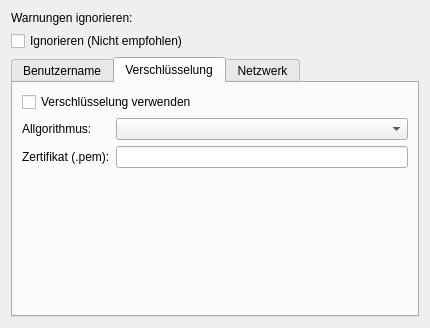
The window that ui/networksettingsdlg.ui (KDE/simon) describes before a commit, drawn with Qt 5.
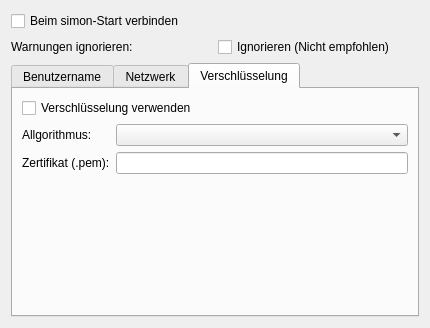
The same window after the commit. The open tabs and pages were chosen to show the change. Icons and pictures are not drawn. Custom widgets are drawn as their Qt base class.

The edit to the form file:
```diff
--- a/ui/networksettingsdlg.ui
+++ b/ui/networksettingsdlg.ui
@@ -15,22 +15,32 @@
   <property name="windowIcon" >
    <iconset/>
   </property>
-  <layout class="QVBoxLayout" >
-   <item>
+  <layout class="QGridLayout" >
+   <item row="0" column="0" colspan="2" >
+    <widget class="QCheckBox" name="cbAutoConnect" >
+     <property name="text" >
+      <string>Beim simon-Start verbinden</string>
+     </property>
+     <property name="tristate" >
+      <bool>false</bool>
+     </property>
+    </widget>
+   </item>
+   <item row="1" column="0" >
     <widget class="QLabel" name="lbIgnoreWarnings" >
      <property name="text" >
       <string>Warnungen ignorieren:</string>
      </property>
     </widget>
    </item>
-   <item>
+   <item row="1" column="1" >
     <widget class="QCheckBox" name="cbIgnoreWarnings" >
      <property name="text" >
       <string>Ignorieren (Nicht empfohlen)</string>
      </property>
     </widget>
    </item>
-   <item>
+   <item row="2" column="0" colspan="2" >
     <widget class="QTabWidget" name="twNetwork" >
      <property name="currentIndex" >
       <number>2</number>
@@ -85,59 +95,6 @@
        </item>
       </layout>
      </widget>
-     <widget class="QWidget" name="tbEncryption" >
-      <attribute name="title" >
-       <string>Verschlüsselung</string>
-      </attribute>
-      <layout class="QGridLayout" >
-       <item row="0" column="0" colspan="2" >
-        <widget class="QCheckBox" name="cbUseEncryption" >
-         <property name="text" >
-          <string>Verschlüsselung verwenden</string>
-         </property>
-        </widget>
-       </item>
-       <item row="1" column="0" >
-        <widget class="QLabel" name="lbCipher" >
-         <property name="text" >
-          <string>Allgorithmus:</string>
-         </property>
-         <property name="buddy" >
-          <cstring>cbCipher</cstring>
-         </property>
-        </widget>
-       </item>
-       <item row="1" column="1" >
-        <widget class="QComboBox" name="cbCipher" />
-       </item>
-       <item row="2" column="0" >
-        <widget class="QLabel" name="lbCert" >
-         <property name="text" >
-          <string>Zertifikat (.pem):</string>
-         </property>
-         <property name="buddy" >
-          <cstring>leCert</cstring>
-         </property>
-        </widget>
-       </item>
-       <item row="2" column="1" >
-        <widget class="QLineEdit" name="leCert" />
-       </item>
-       <item row="3" column="1" >
-        <spacer>
-         <property name="orientation" >
-          <enum>Qt::Vertical</enum>
-         </property>
-         <property name="sizeHint" >
-          <size>
-           <width>20</width>
-           <height>40</height>
-          </size>
-         </property>
-        </spacer>
-       </item>
-      </layout>
-     </widget>
      <widget class="QWidget" name="tbNet" >
       <attribute name="title" >
        <string>Netzwerk</string>
@@ -271,6 +228,59 @@
        </item>
       </layout>
      </widget>
+     <widget class="QWidget" name="tbEncryption" >
+      <attribute name="title" >
+       <string>Verschlüsselung</string>
+      </attribute>
+      <layout class="QGridLayout" >
+       <item row="0" column="0" colspan="2" >
+        <widget class="QCheckBox" name="cbUseEncryption" >
+         <property name="text" >
+          <string>Verschlüsselung verwenden</string>
+         </property>
+        </widget>
+       </item>
+       <item row="1" column="0" >
+        <widget class="QLabel" name="lbCipher" >
+         <property name="text" >
+          <string>Allgorithmus:</string>
+         </property>
+         <property name="buddy" >
+          <cstring>cbCipher</cstring>
+         </property>
+        </widget>
+       </item>
+       <item row="1" column="1" >
+        <widget class="QComboBox" name="cbCipher" />
+       </item>
+       <item row="2" column="0" >
+        <widget class="QLabel" name="lbCert" >
+         <property name="text" >
+          <string>Zertifikat (.pem):</string>
+         </property>
+         <property name="buddy" >
+          <cstring>leCert</cstring>
+         </property>
+        </widget>
+       </item>
+       <item row="2" column="1" >
+        <widget class="QLineEdit" name="leCert" />
+       </item>
+       <item row="3" column="1" >
+        <spacer>
+         <property name="orientation" >
+          <enum>Qt::Vertical</enum>
+         </property>
+         <property name="sizeHint" >
+          <size>
+           <width>20</width>
+           <height>40</height>
+          </size>
+         </property>
+        </spacer>
+       </item>
+      </layout>
+     </widget>
     </widget>
    </item>
   </layout>
```
Left out of the diff: 14 changed lines with no effect on the pictures.
